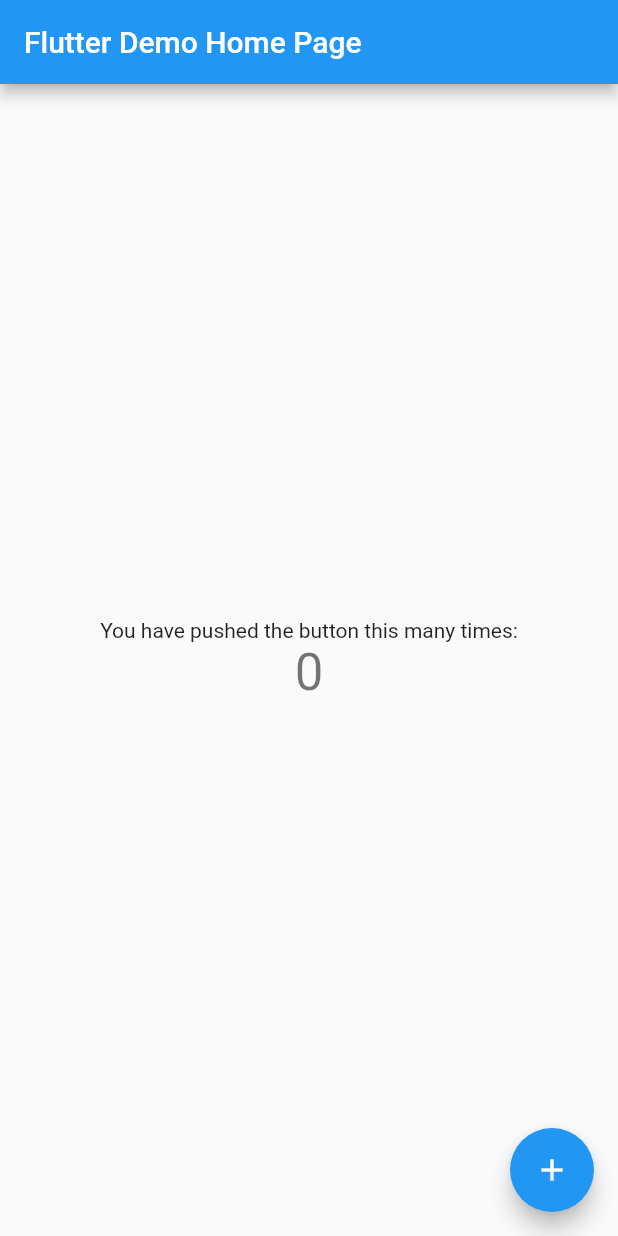
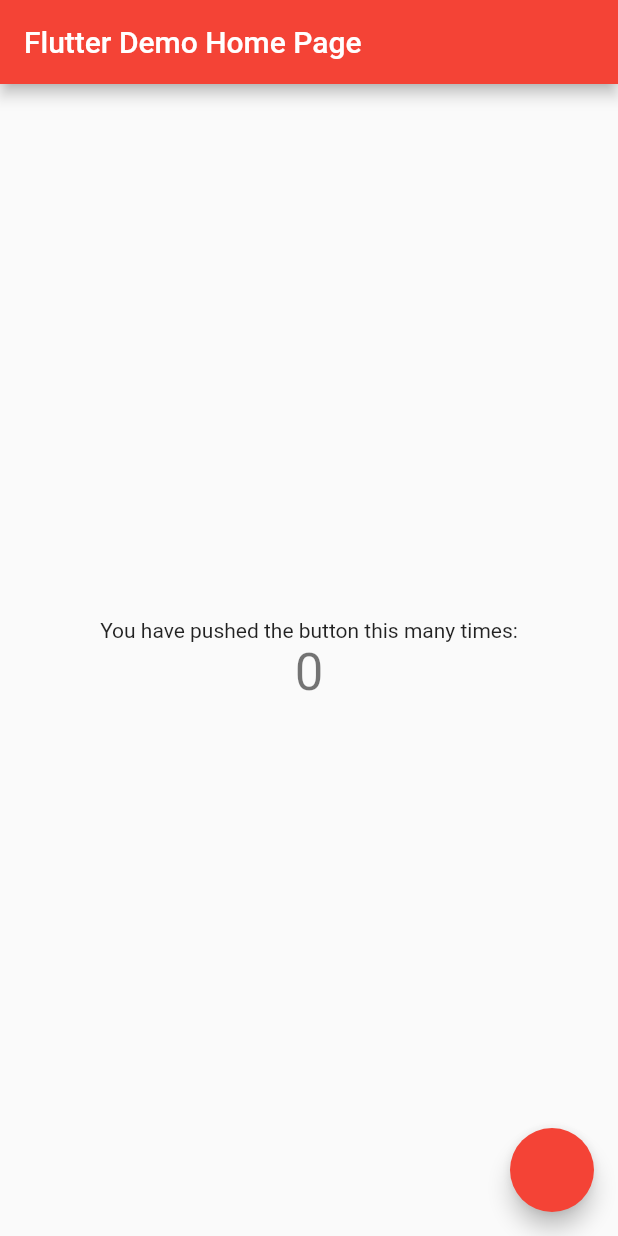
Before and after one commit to sidharthasekhar129/FlutterWebDeployTestManuallyAndAutomatic, a Flutter app: the screen it shows after launch, on a phone screen of 412 x 824 dp. Run offline on Flutter 3.47's test engine with Material 2 defaults, Android fonts, the phone set to English and light mode, and no system bars.

```diff
--- a/lib/main.dart
+++ b/lib/main.dart
@@ -20,7 +20,7 @@ class MyApp extends StatelessWidget {
         // or simply save your changes to "hot reload" in a Flutter IDE).
         // Notice that the counter didn't reset back to zero; the application
         // is not restarted.
-        primarySwatch: Colors.blue,
+        primarySwatch: Colors.red,
       ),
       home: MyHomePage(title: 'Flutter Demo Home Page'),
     );
@@ -106,7 +106,7 @@ class _MyHomePageState extends State<MyHomePage> {
       floatingActionButton: FloatingActionButton(
         onPressed: _incrementCounter,
         tooltip: 'Increment',
-        child: Icon(Icons.add),
+        child: Icon(Icons.add,color: Colors.red,),
       ), // This trailing comma makes auto-formatting nicer for build methods.
     );
   }
```
